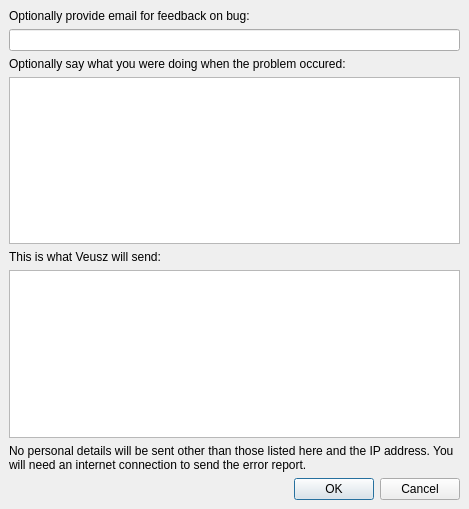
The window that dialogs/exceptionsend.ui (veusz/veusz) describes before a commit, drawn with Qt 5.
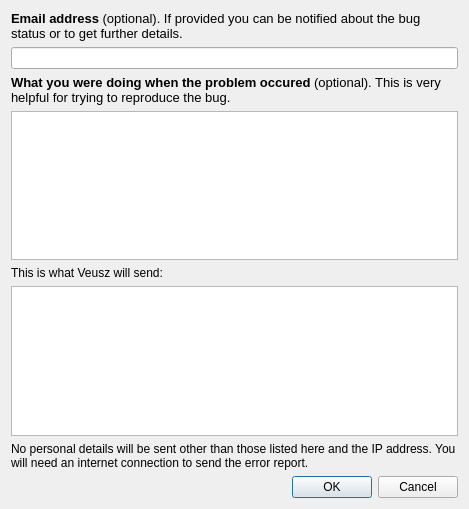
The same window after the commit.

Commit message: Improvements to exception dialog

```diff
--- a/dialogs/exceptionsend.ui
+++ b/dialogs/exceptionsend.ui
@@ -13,17 +13,18 @@
   <property name="windowTitle">
    <string>Send problem - Veusz</string>
   </property>
-  <layout class="QVBoxLayout">
-   <property name="spacing">
-    <number>6</number>
-   </property>
-   <property name="margin">
-    <number>9</number>
-   </property>
+  <layout class="QVBoxLayout" name="verticalLayout">
    <item>
     <widget class="QLabel" name="label">
      <property name="text">
-      <string>Optionally provide email for feedback on bug:</string>
+      <string>&lt;!DOCTYPE HTML PUBLIC &quot;-//W3C//DTD HTML 4.0//EN&quot; &quot;http://www.w3.org/TR/REC-html40/strict.dtd&quot;&gt;
+&lt;html&gt;&lt;head&gt;&lt;meta name=&quot;qrichtext&quot; content=&quot;1&quot; /&gt;&lt;style type=&quot;text/css&quot;&gt;
+p, li { white-space: pre-wrap; }
+&lt;/style&gt;&lt;/head&gt;&lt;body style=&quot; font-family:'Arial'; font-size:10pt; font-weight:400; font-style:normal;&quot;&gt;
+&lt;p style=&quot; margin-top:0px; margin-bottom:0px; margin-left:0px; margin-right:0px; -qt-block-indent:0; text-indent:0px;&quot;&gt;&lt;span style=&quot; font-weight:600;&quot;&gt;Email address&lt;/span&gt; (optional). If provided you can be notified about the bug status or to get further details.&lt;/p&gt;&lt;/body&gt;&lt;/html&gt;</string>
+     </property>
+     <property name="wordWrap">
+      <bool>true</bool>
      </property>
     </widget>
    </item>
@@ -33,7 +34,14 @@
    <item>
     <widget class="QLabel" name="label_2">
      <property name="text">
-      <string>Optionally say what you were doing when the problem occured:</string>
+      <string>&lt;!DOCTYPE HTML PUBLIC &quot;-//W3C//DTD HTML 4.0//EN&quot; &quot;http://www.w3.org/TR/REC-html40/strict.dtd&quot;&gt;
+&lt;html&gt;&lt;head&gt;&lt;meta name=&quot;qrichtext&quot; content=&quot;1&quot; /&gt;&lt;style type=&quot;text/css&quot;&gt;
+p, li { white-space: pre-wrap; }
+&lt;/style&gt;&lt;/head&gt;&lt;body style=&quot; font-family:'Arial'; font-size:10pt; font-weight:400; font-style:normal;&quot;&gt;
+&lt;p style=&quot; margin-top:0px; margin-bottom:0px; margin-left:0px; margin-right:0px; -qt-block-indent:0; text-indent:0px;&quot;&gt;&lt;span style=&quot; font-weight:600;&quot;&gt;What you were doing when the problem occured&lt;/span&gt; (optional). This is very helpful for trying to reproduce the bug.&lt;/p&gt;&lt;/body&gt;&lt;/html&gt;</string>
+     </property>
+     <property name="wordWrap">
+      <bool>true</bool>
      </property>
     </widget>
    </item>
```
The commit also changes 1 other file.
